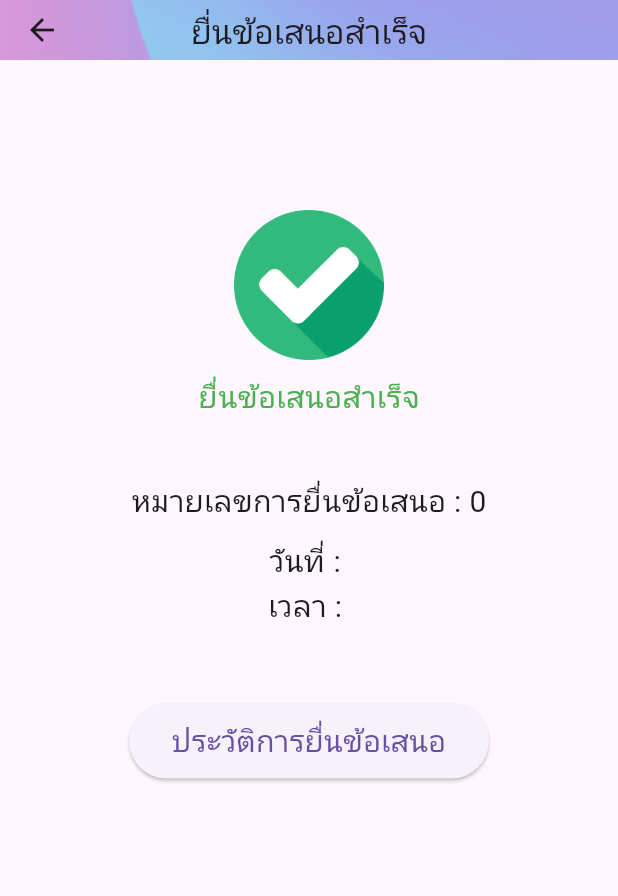
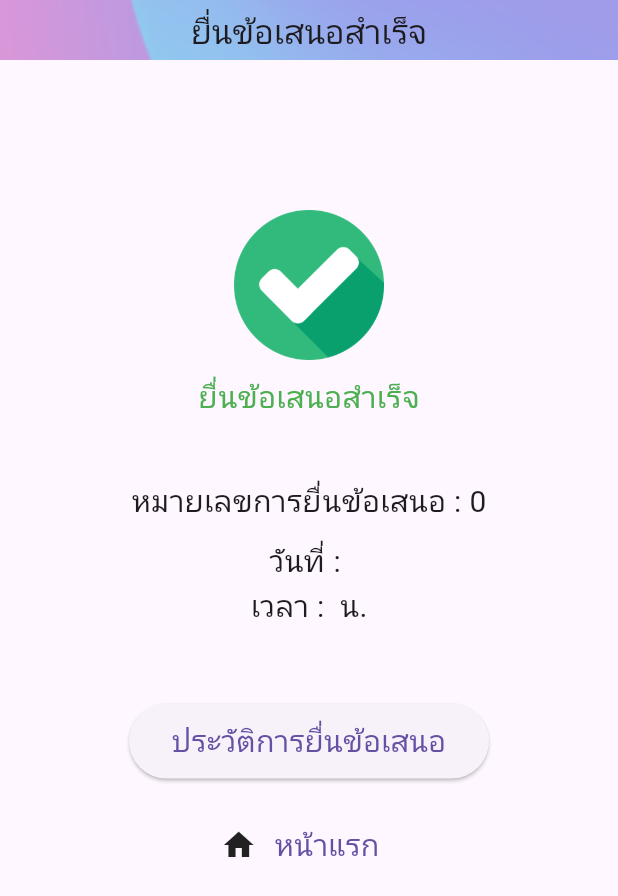
Before and after one commit to peerapattop/swapItem-project, a Flutter app: the MakeAnOfferSuccess screen opened directly with empty values, on a phone screen of 412 x 824 dp. Shown: the top 896 px of the screen. Run offline on Flutter 3.47's test engine with Material 3 defaults, Android fonts, the phone set to English and light mode, and no system bars; our stand-ins replace carousel_slider, cloud_firestore, firebase_auth, firebase_core, firebase_database, firebase_messaging and 4 more; accounts and stored records are empty; network calls fail.

Commit message:
แก้ไข ui

```diff
--- a/lib/13_MakeAnOfferSuccess.dart
+++ b/lib/13_MakeAnOfferSuccess.dart
@@ -1,7 +1,8 @@
 import 'package:flutter/material.dart';
 
 import '14_HistroryMakeOffer.dart';
-//หน้า13
+import 'home_page.dart';
+//หน้ายื่นข้อเสนอสำเร็จ
 
 class MakeAnOfferSuccess extends StatelessWidget {
   final String offer_id;
@@ -19,17 +20,18 @@ class MakeAnOfferSuccess extends StatelessWidget {
     return SafeArea(
       child: Scaffold(
         appBar: AppBar(
-          title: Text('ยื่นข้อเสนอสำเร็จ'),
+          title: const Text('ยื่นข้อเสนอสำเร็จ'),
           toolbarHeight: 40,
           centerTitle: true,
           flexibleSpace: Container(
-            decoration: BoxDecoration(
+            decoration: const BoxDecoration(
               image: DecorationImage(
                 image: AssetImage('assets/images/image 40.png'),
                 fit: BoxFit.fill,
               ),
             ),
           ),
+          automaticallyImplyLeading: false,
         ),
         body: Padding(
           padding: const EdgeInsets.only(top: 100),
@@ -41,35 +43,27 @@ class MakeAnOfferSuccess extends StatelessWidget {
                   width: 100,
                   height: 100,
                 ),
-                SizedBox(
-                  height: 10,
-                ),
-                Text(
+                const SizedBox(height: 10),
+                const Text(
                   "ยื่นข้อเสนอสำเร็จ",
                   style: TextStyle(fontSize: 20, color: Colors.green),
                 ),
-                SizedBox(
-                  height: 40,
-                ),
+                const SizedBox(height: 40),
                 Text(
                   "หมายเลขการยื่นข้อเสนอ : $offerNumber",
                   style: TextStyle(fontSize: 20),
                 ),
-                SizedBox(
-                  height: 10,
-                ),
+                const SizedBox(height: 10),
                 Text(
                   "วันที่ : $date",
                   style: TextStyle(fontSize: 20),
                 ),
                 Text(
-                  "เวลา : $time",
+                  "เวลา : $time น.",
                   style: TextStyle(fontSize: 20),
                 ),
+                const SizedBox(height: 50),
                 SizedBox(
-                  height: 50,
-                ),
-                Container(
                   width: 240,
                   height: 50,
                   child: ElevatedButton(
@@ -80,10 +74,24 @@ class MakeAnOfferSuccess extends StatelessWidget {
                           ),
                         );
                       },
-                      child: Text(
+                      child: const Text(
                         "ประวัติการยื่นข้อเสนอ",
                         style: TextStyle(fontSize: 20),
                       )),
+                ),
+                const SizedBox(height: 20),
+                Row(
+                  crossAxisAlignment: CrossAxisAlignment.center,
+                  mainAxisAlignment: MainAxisAlignment.center,
+                  children: [
+                    const Icon(Icons.home),
+                    TextButton(
+                      onPressed: () {
+                        Navigator.popUntil(context, (route) => route.isFirst);
+                      },
+                      child: const Text('หน้าแรก', style: TextStyle(fontSize: 20)),
+                    ),
+                  ],
                 ),
               ],
             ),
```
